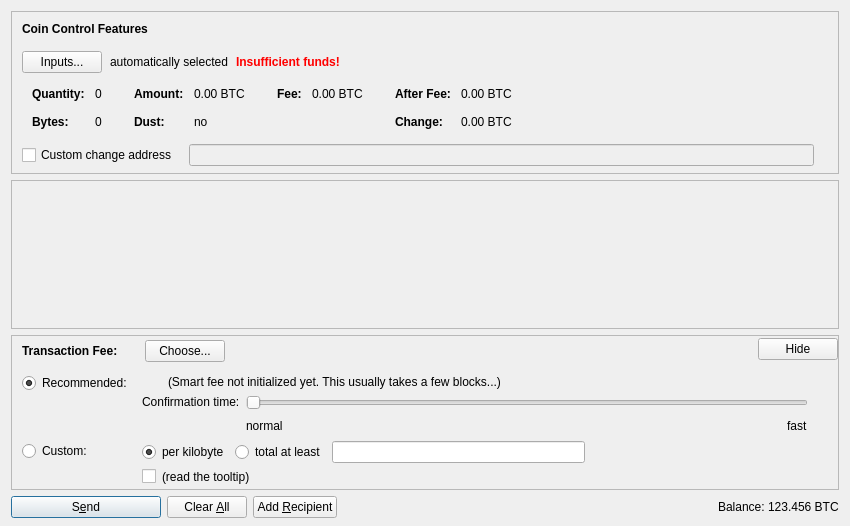
Before: the Qt Designer form src/qt/forms/sendcoinsdialog.ui in IXCore/IXCoin, drawn with Qt 5.
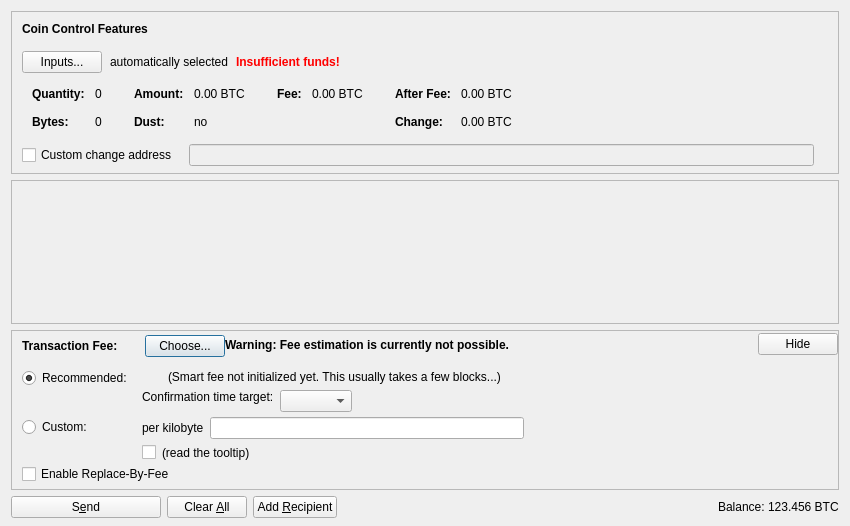
After: the same form once the commit is applied. Icons and pictures are not drawn. Custom widgets are drawn as their Qt base class.

What changed in the file:
```diff
--- a/src/qt/forms/sendcoinsdialog.ui
+++ b/src/qt/forms/sendcoinsdialog.ui
@@ -759,11 +759,33 @@
             </item>
            </layout>
           </item>
+          <item>
+           <widget class="QLabel" name="fallbackFeeWarningLabel">
+            <property name="toolTip">
+             <string>Using the fallbackfee can result in sending a transaction that will take several hours or days (or never) to confirm. Consider choosing your fee manually or wait until you have validated the complete chain.</string>
+            </property>
+            <property name="font">
+            <font>
+                <weight>75</weight>
+                <bold>true</bold>
+            </font>
+            </property>
+            <property name="text">
+             <string>Warning: Fee estimation is currently not possible.</string>
+            </property>
+            <property name="wordWrap">
+             <bool>false</bool>
+            </property>
+           </widget>
+          </item>
           <item>
            <spacer name="horizontalSpacer_4">
             <property name="orientation">
              <enum>Qt::Horizontal</enum>
             </property>
+            <property name="sizeType">
+             <enum>QSizePolicy::MinimumExpanding</enum>
+            </property>
             <property name="sizeHint" stdset="0">
              <size>
               <width>40</width>
@@ -824,32 +846,13 @@
                <item>
                 <layout class="QHBoxLayout" name="horizontalLayoutFee13">
                  <item>
-                  <widget class="QRadioButton" name="radioCustomPerKilobyte">
+                  <widget class="QLabel" name="labelCustomPerKilobyte">
                    <property name="toolTip">
                     <string>If the custom fee is set to 1000 satoshis and the transaction is only 250 bytes, then &quot;per kilobyte&quot; only pays 250 satoshis in fee, while &quot;total at least&quot; pays 1000 satoshis. For transactions bigger than a kilobyte both pay by kilobyte.</string>
                    </property>
                    <property name="text">
                     <string>per kilobyte</string>
                    </property>
-                   <property name="checked">
-                    <bool>true</bool>
-                   </property>
-                   <attribute name="buttonGroup">
-                    <string notr="true">groupCustomFee</string>
-                   </attribute>
-                  </widget>
-                 </item>
-                 <item>
-                  <widget class="QRadioButton" name="radioCustomAtLeast">
-                   <property name="toolTip">
-                    <string>If the custom fee is set to 1000 satoshis and the transaction is only 250 bytes, then &quot;per kilobyte&quot; only pays 250 satoshis in fee, while &quot;total at least&quot; pays 1000 satoshis. For transactions bigger than a kilobyte both pay by kilobyte.</string>
-                   </property>
-                   <property name="text">
-                    <string>total at least</string>
-                   </property>
-                   <attribute name="buttonGroup">
-                    <string notr="true">groupCustomFee</string>
-                   </attribute>
                   </widget>
                  </item>
                  <item>
@@ -1031,7 +1034,7 @@
                    <item>
                     <widget class="QLabel" name="labelSmartFee3">
                      <property name="text">
-                      <string>Confirmation time:</string>
+                      <string>Confirmation time target:</string>
                      </property>
                      <property name="margin">
                       <number>2</number>
@@ -1059,44 +1062,15 @@
                     <number>30</number>
                    </property>
                    <item>
-                    <widget class="QSlider" name="sliderSmartFee">
-                     <property name="minimum">
+                    <layout class="QHBoxLayout" name="horizontalLayoutConfTarget">
+                     <property name="bottomMargin">
                       <number>0</number>
                      </property>
-                     <property name="maximum">
-                      <number>24</number>
-                     </property>
-                     <property name="pageStep">
-                      <number>1</number>
-                     </property>
-                     <property name="value">
-                      <number>0</number>
-                     </property>
-                     <property name="orientation">
-                      <enum>Qt::Horizontal</enum>
-                     </property>
-                     <property name="invertedAppearance">
-                      <bool>false</bool>
-                     </property>
-                     <property name="invertedControls">
-                      <bool>false</bool>
-                     </property>
-                     <property name="tickPosition">
-                      <enum>QSlider::NoTicks</enum>
-                     </property>
-                    </widget>
-                   </item>
-                   <item>
-                    <layout class="QHBoxLayout" name="horizontalLayoutFee10">
                      <item>
-                      <widget class="QLabel" name="labelSmartFeeNormal">
-                       <property name="text">
-                        <string>normal</string>
-                       </property>
-                      </widget>
+                      <widget class="QComboBox" name="confTargetSelector"/>
                      </item>
                      <item>
-                      <spacer name="horizontalSpacer_3">
+                      <spacer name="horizontalSpacerConfTarget">
                        <property name="orientation">
                         <enum>Qt::Horizontal</enum>
                        </property>
@@ -1108,13 +1082,6 @@
                        </property>
                       </spacer>
                      </item>
-                     <item>
-                      <widget class="QLabel" name="labelSmartFeeFast">
-                       <property name="text">
-                        <string>fast</string>
-                       </property>
-                      </widget>
-                     </item>
                     </layout>
                    </item>
                   </layout>
@@ -1138,6 +1105,16 @@
              </item>
             </layout>
            </item>
+           <item>
+            <widget class="QCheckBox" name="optInRBF">
+             <property name="text">
+              <string>Enable Replace-By-Fee</string>
+             </property>
+             <property name="toolTip">
+              <string>With Replace-By-Fee (BIP-125) you can increase a transaction's fee after it is sent. Without this, a higher fee may be recommended to compensate for increased transaction delay risk.</string>
+             </property>
+            </widget>
+           </item>
           </layout>
          </widget>
         </item>
@@ -1148,8 +1125,8 @@
           </property>
           <property name="sizeHint" stdset="0">
            <size>
-            <width>800</width>
-            <height>1</height>
+            <width>40</width>
+            <height>5</height>
            </size>
           </property>
          </spacer>
@@ -1183,7 +1160,7 @@
         <bool>false</bool>
        </property>
        <property name="default">
-        <bool>true</bool>
+        <bool>false</bool>
        </property>
       </widget>
      </item>
```
Left out of the diff: 6 changed lines with no effect on the pictures.
